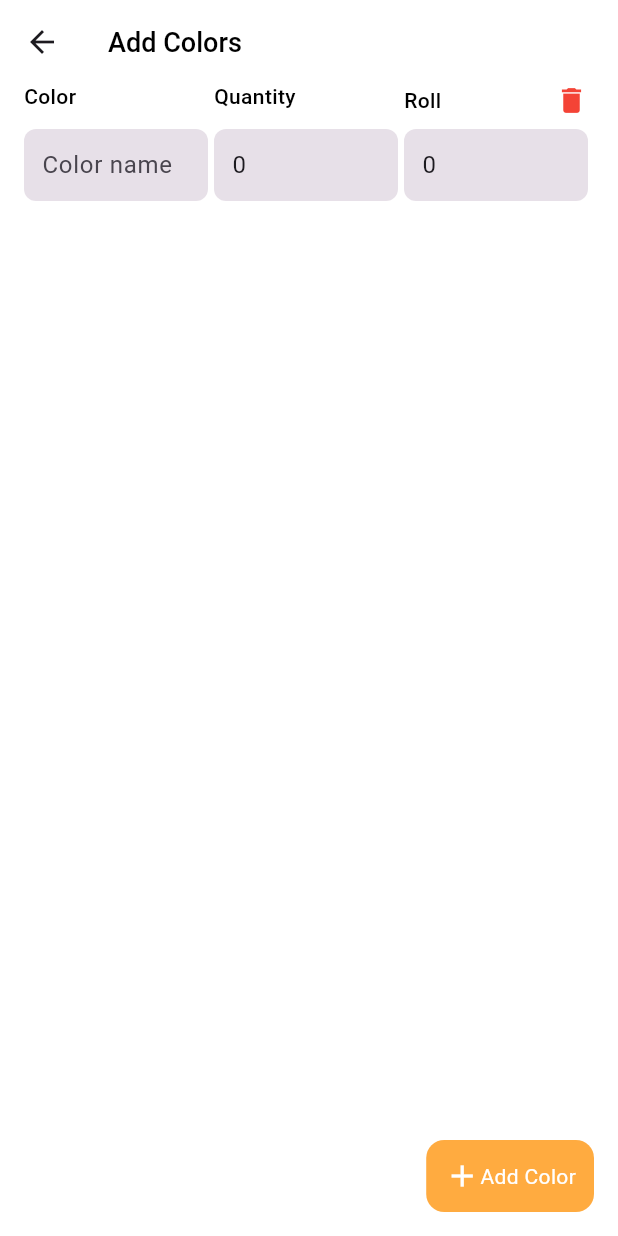
After one commit to KushalPangeni/inventory, a Flutter app: the AddColorsListWidget screen opened directly, after a tap on "Add Color", on a phone screen of 412 x 824 dp. The commit adds this screen. Run offline on Flutter 3.47's test engine with Material 3 defaults, Android fonts, the phone set to English and light mode, and no system bars; our stand-ins replace bloc, flutter_bloc, freezed_annotation, image_picker, page_transition.

Commit message:
feature: add_item_cubit added, color screen added, color of floating icon changed

```diff
--- /dev/null
+++ b/lib/features/add_items/model/color_model.dart
@@ -0,0 +1,7 @@
+class ColorModel {
+  String colorName = '';
+  int quantity = 0;
+  int roll = 0;
+
+  ColorModel({this.colorName = '',this.roll=0,this.quantity = 0});
+}
--- a/lib/features/add_items/view/add_item_screen.dart
+++ b/lib/features/add_items/view/add_item_screen.dart
@@ -1,9 +1,11 @@
 import 'dart:developer';
 import 'dart:io';
 
+import 'package:flutter/cupertino.dart';
 import 'package:flutter/material.dart';
 import 'package:flutter/services.dart';
 import 'package:image_picker/image_picker.dart';
+import 'package:inventory/features/add_items/widgets/add_colors_list_widget.dart';
 import 'package:inventory/features/add_items/widgets/image_upload_button.dart';
 import 'package:inventory/global/widgets/app_button.dart';
 import 'package:inventory/global/widgets/app_text.dart';
@@ -21,6 +23,7 @@ class _AddItemScreenState extends State<AddItemScreen> {
   updateListOfImages(List<File> pickedImages) {
     listOfImages.value = [...listOfImages.value, ...pickedImages];
   }
+
   removeListOfImages(int index) {
     listOfImages.value.removeAt(index);
   }
@@ -28,10 +31,11 @@ class _AddItemScreenState extends State<AddItemScreen> {
   @override
   Widget build(BuildContext context) {
     return Scaffold(
+      backgroundColor: Colors.white,
       appBar: AppBar(
           scrolledUnderElevation: 0.0,
-          surfaceTintColor: Colors.white,
           elevation: 0.0,
+          backgroundColor: Colors.white,
           title: AppText(
             'Add Items',
             style: const TextStyle().defaultTextStyle(fontSize: 18),
@@ -94,6 +98,14 @@ class _AddItemScreenState extends State<AddItemScreen> {
               const AppText('Shortage (%)'),
               customTextField(
                   hintText: 'Shortage', inputType: TextInputType.number),
+              TextButton(
+                  onPressed: () {
+                    Navigator.push(
+                        context,
+                        CupertinoPageRoute(
+                            builder: (context) => const AddColorsListWidget()));
+                  },
+                  child: const Text('Add Colors'))
             ],
           ),
         ),
@@ -183,7 +195,7 @@ Widget customTextField(
         hintText: hintText,
         filled: true,
         contentPadding:
-            const EdgeInsets.symmetric(horizontal: 8, vertical: 16.0),
+            const EdgeInsets.symmetric(horizontal: 8, vertical: 8.0),
         border: const OutlineInputBorder(
           borderSide: BorderSide.none,
           borderRadius: BorderRadius.all(Radius.circular(16)),
--- /dev/null
+++ b/lib/features/add_items/widgets/add_colors_list_widget.dart
@@ -0,0 +1,374 @@
+import 'package:flutter/material.dart';
+import 'package:flutter/services.dart';
+import 'package:inventory/features/add_items/model/color_model.dart';
+import 'package:inventory/features/add_items/view/add_item_screen.dart';
+import 'package:inventory/features/cubits/add_item_cubit.dart';
+import 'package:inventory/global/widgets/app_text.dart';
+import 'package:flutter_bloc/flutter_bloc.dart';
+
+class AddColorsListWidget extends StatefulWidget {
+  const AddColorsListWidget({super.key});
+
+  @override
+  State<AddColorsListWidget> createState() => _AddColorsListWidgetState();
+}
+
+class _AddColorsListWidgetState extends State<AddColorsListWidget> {
+  @override
+  Widget build(BuildContext context) {
+    return Scaffold(
+      backgroundColor: Colors.white,
+      appBar: AppBar(
+          scrolledUnderElevation: 0.0,
+          backgroundColor: Colors.white,
+          elevation: 0.0,
+          title: AppText('Add Colors', style: const TextStyle().defaultTextStyle(fontSize: 18))),
+      body: Padding(
+        padding: const EdgeInsets.symmetric(horizontal: 16),
+        child: BlocBuilder<AddItemCubit, AddItemState>(
+          builder: (context, state) {
+            return state.colorList.isEmpty
+                ? const Center(
+                    child: AppText('Use Add Color Button To Add More Colors',
+                        maxLines: 4, textAlign: TextAlign.center, style: TextStyle(fontSize: 16)))
+                : ListView.builder(
+                    physics: const AlwaysScrollableScrollPhysics(parent: BouncingScrollPhysics()),
+                    itemCount: state.colorList.length + 1,
+                    itemBuilder: (context, index) {
+                      if (index < state.colorList.length) {
+                        return colorWidget(context, index, state.colorList[index]);
+                      } else {
+                        return const SizedBox(height: 60);
+                      }
+                    });
+          },
+        ),
+      ),
+      floatingActionButton: GestureDetector(
+          onTap: () {
+            BlocProvider.of<AddItemCubit>(context).addColorInColorList();
+          },
+          child: Container(
+              decoration: BoxDecoration(
+                color: Colors.orangeAccent,
+                borderRadius: BorderRadius.circular(12),
+              ),
+              child: const Padding(
+                padding: EdgeInsets.all(12.0),
+                child: Row(
+                  mainAxisSize: MainAxisSize.min,
+                  children: [
+                    Icon(
+                      Icons.add,
+                      color: Colors.white,
+                    ),
+                    Text(
+                      'Add Color',
+                      style: TextStyle(color: Colors.white),
+                    ),
+                  ],
+                ),
+              ))),
+    );
+  }
+}
+
+Widget colorWidget(BuildContext context, int index, ColorModel colorModel) {
+  TextEditingController colorController = TextEditingController(text: colorModel.colorName);
+  TextEditingController quantityController =
+      TextEditingController(text: colorModel.quantity.toString());
+  TextEditingController rollController = TextEditingController(text: colorModel.roll.toString());
+
+  return Table(
+    children: [
+      TableRow(
+        children: [
+          const AppText('Color'),
+          const AppText('Quantity'),
+          Row(
+            mainAxisAlignment: MainAxisAlignment.spaceBetween,
+            children: [
+              const AppText('Roll'),
+              InkWell(
+                  onTap: () {
+                    BlocProvider.of<AddItemCubit>(context).deleteColorInColorList(index);
+                  },
+                  child: const Padding(
+                    padding: EdgeInsets.symmetric(horizontal: 4),
+                    child: Icon(Icons.delete, color: Colors.red, size: 22),
+                  ))
+            ],
+          ),
+        ],
+      ),
+      TableRow(
+        children: [
+          customTextField(
+              colorModel: colorModel,
+              controller: colorController,
+              hintText: 'Color name',
+              onTyped: (s) {
+                BlocProvider.of<AddItemCubit>(context)
+                    .editColorItem(index, s, colorModel.quantity, colorModel.roll);
+              }),
+          customTextField(
+              inputType: TextInputType.number,
+              colorModel: colorModel,
+              controller: quantityController,
+              hintText: '0',
+              onTyped: (s) {
+                BlocProvider.of<AddItemCubit>(context)
+                    .editColorItem(index, colorModel.colorName, int.parse(s), colorModel.roll);
+              }),
+          customTextField(
+              inputType: TextInputType.number,
+              colorModel: colorModel,
+              controller: rollController,
+              hintText: '0',
+              onTyped: (s) {
+                BlocProvider.of<AddItemCubit>(context)
+                    .editColorItem(index, colorModel.colorName, colorModel.quantity, int.parse(s));
+              }),
+        ],
+      ),
+    ],
+  );
+}
+
+Widget customTextField(
+    {String hintText = '',
+    TextInputType inputType = TextInputType.text,
+    required ColorModel colorModel,
+    required TextEditingController controller,
+    required Function(String) onTyped}) {
+  return Padding(
+    padding: const EdgeInsets.only(top: 8, bottom: 8, right: 4),
+    child: TextFormField(
+      minLines: 1,
+      maxLines: 2,
+      controller: controller,
+      inputFormatters: inputType == TextInputType.number
+          ? [
+              FilteringTextInputFormatter.singleLineFormatter, // Only allows digits
+              SingleDecimalInputFormatter(), // Custom formatter for decimal
+            ]
+          : [],
+      decoration: InputDecoration(
+        hintText: hintText,
+        filled: true,
+        contentPadding: const EdgeInsets.symmetric(horizontal: 8, vertical: 2.0),
+        border: const OutlineInputBorder(
+          borderSide: BorderSide.none,
+          borderRadius: BorderRadius.all(Radius.circular(8)),
+        ),
+      ),
+      onChanged: (s) {
+        onTyped(s);
+      },
+      keyboardType: inputType,
+      onSaved: (phone) {
+        // Save it
+      },
+    ),
+  );
+}
+/*import 'package:flutter/material.dart';
+import 'package:flutter/services.dart';
+import 'package:inventory/features/add_items/model/color_model.dart';
+import 'package:inventory/features/add_items/view/add_item_screen.dart';
+import 'package:inventory/features/cubits/add_item_cubit.dart';
+import 'package:inventory/global/widgets/app_text.dart';
+import 'package:flutter_bloc/flutter_bloc.dart';
+
+class AddColorsListWidget extends StatefulWidget {
+  const AddColorsListWidget({super.key});
+
+  @override
+  State<AddColorsListWidget> createState() => _AddColorsListWidgetState();
+}
+
+class _AddColorsListWidgetState extends State<AddColorsListWidget> {
+  @override
+  Widget build(BuildContext context) {
+    return Scaffold(
+      backgroundColor: Colors.white,
+      appBar: AppBar(
+          scrolledUnderElevation: 0.0,
+          backgroundColor: Colors.white,
+          elevation: 0.0,
+          title: AppText('Add Colors', style: const TextStyle().defaultTextStyle(fontSize: 18))),
+      body: Padding(
+        padding: const EdgeInsets.symmetric(horizontal: 16),
+        child: BlocBuilder<AddItemCubit, AddItemState>(
+          builder: (context, state) {
+            return ListView.builder(
+                physics: const AlwaysScrollableScrollPhysics(parent: BouncingScrollPhysics()),
+                itemCount: state.colorList.length + 1,
+                itemBuilder: (context, index) {
+                  if (index < state.colorList.length) {
+                    return colorWidget(context, index, state.colorList[index]);
+                  } else {
+                    return Align(
+                      alignment: Alignment.centerRight,
+                      child: GestureDetector(
+                          onTap: () {
+                            BlocProvider.of<AddItemCubit>(context).addColorInColorList();
+                          },
+                          child: Container(
+                              decoration: BoxDecoration(
+                                color: Colors.orangeAccent,
+                                borderRadius: BorderRadius.circular(16),
+                              ),
+                              child: const Padding(
+                                padding: EdgeInsets.all(12.0),
+                                child: Row(
+                                  mainAxisSize: MainAxisSize.min,
+                                  children: [
+                                    Icon(
+                                      Icons.add,
+                                      color: Colors.white,
+                                    ),
+                                    Text(
+                                      'Add Colors',
+                                      style: TextStyle(color: Colors.white),
+                                    ),
+                                  ],
+                                ),
+                              ))),
+                    );
+                  }
+                });
+          },
+        ),
+      ),
+/*
+      floatingActionButton: GestureDetector(
+          onTap: () {
+            BlocProvider.of<AddItemCubit>(context).addColorInColorList();
+          },
+          child: Container(
+              decoration: BoxDecoration(
+                color: Colors.orangeAccent,
+                borderRadius: BorderRadius.circular(12),
+              ),
+              child: const Padding(
+                padding: EdgeInsets.all(12.0),
+                child: Row(
+                  mainAxisSize: MainAxisSize.min,
+                  children: [
+                    Icon(
+                      Icons.add,
+                      color: Colors.white,
+                    ),
+                    Text(
+                      'Add Colors',
+                      style: TextStyle(color: Colors.white),
+                    ),
+                  ],
+                ),
+              ))),
+*/
+    );
+  }
+}
+
+Widget colorWidget(BuildContext context, int index, ColorModel colorModel) {
+  TextEditingController colorController = TextEditingController(text: colorModel.colorName);
+  TextEditingController quantityController =
+      TextEditingController(text: colorModel.quantity.toString());
+  TextEditingController rollController = TextEditingController(text: colorModel.roll.toString());
+
+  return Table(
+    children: [
+      TableRow(
+        children: [
+          const AppText('Color'),
+          const AppText('Quantity'),
+          Row(
+            mainAxisAlignment: MainAxisAlignment.spaceBetween,
+            children: [
+              const AppText('Roll'),
+              InkWell(
+                  onTap: () {
+                    BlocProvider.of<AddItemCubit>(context).deleteColorInColorList(index);
+                  },
+                  child: const Padding(
+                    padding: EdgeInsets.symmetric(horizontal: 4),
+                    child: Icon(Icons.delete, color: Colors.red, size: 22),
+                  ))
+            ],
+          ),
+        ],
+      ),
+      TableRow(
+        children: [
+          customTextField(
+              colorModel: colorModel,
+              controller: colorController,
+              hintText: 'Color name',
+              onTyped: (s) {
+                BlocProvider.of<AddItemCubit>(context)
+                    .editColorItem(index, s, colorModel.quantity, colorModel.roll);
+              }),
+          customTextField(
+              inputType: TextInputType.number,
+              colorModel: colorModel,
+              controller: quantityController,
+              hintText: '0',
+              onTyped: (s) {
+                BlocProvider.of<AddItemCubit>(context)
+                    .editColorItem(index, colorModel.colorName, int.parse(s), colorModel.roll);
+              }),
+          customTextField(
+              inputType: TextInputType.number,
+              colorModel: colorModel,
+              controller: rollController,
+              hintText: '0',
+              onTyped: (s) {
+                BlocProvider.of<AddItemCubit>(context)
+                    .editColorItem(index, colorModel.colorName, colorModel.quantity, int.parse(s));
+              }),
+        ],
+      ),
+    ],
+  );
+}
+
+Widget customTextField(
+    {String hintText = '',
+    TextInputType inputType = TextInputType.text,
+    required ColorModel colorModel,
+    required TextEditingController controller,
+    required Function(String) onTyped}) {
+  return Padding(
+    padding: const EdgeInsets.only(top: 8, bottom: 8, right: 4),
+    child: TextFormField(
+      minLines: 1,
+      maxLines: 2,
+      controller: controller,
+      inputFormatters: inputType == TextInputType.number
+          ? [
+              FilteringTextInputFormatter.singleLineFormatter, // Only allows digits
+              SingleDecimalInputFormatter(), // Custom formatter for decimal
+            ]
+          : [],
+      decoration: InputDecoration(
+        hintText: hintText,
+        filled: true,
+        contentPadding: const EdgeInsets.symmetric(horizontal: 8, vertical: 2.0),
+        border: const OutlineInputBorder(
+          borderSide: BorderSide.none,
+          borderRadius: BorderRadius.all(Radius.circular(8)),
+        ),
+      ),
+      onChanged: (s) {
+        onTyped(s);
+      },
+      keyboardType: inputType,
+      onSaved: (phone) {
+        // Save it
+      },
+    ),
+  );
+}
+*/
--- /dev/null
+++ b/lib/features/cubits/add_item_cubit.dart
@@ -0,0 +1,31 @@
+import 'package:bloc/bloc.dart';
+import 'package:freezed_annotation/freezed_annotation.dart';
+import 'package:inventory/features/add_items/model/color_model.dart';
+
+part 'add_item_state.dart';
+
+part 'add_item_cubit.freezed.dart';
+
+class AddItemCubit extends Cubit<AddItemState> {
+  AddItemCubit() : super(const AddItemState());
+
+  addColorInColorList() {
+    List<ColorModel> listOfColorModel = List.from(state.colorList);
+    listOfColorModel.add(ColorModel(colorName: '', quantity: 0, roll: 0));
+    emit(state.copyWith(colorList: listOfColorModel));
+  }
+
+  deleteColorInColorList(int index) {
+    List<ColorModel> listOfColorModel = List.from(state.colorList);
+    listOfColorModel.removeAt(index);
+    emit(state.copyWith(colorList: listOfColorModel));
+  }
+
+  editColorItem(int index, String colorName, int quantity, int roll) {
+    List<ColorModel> listOfColorModel = List.from(state.colorList);
+    listOfColorModel[index].colorName = colorName;
+    listOfColorModel[index].quantity = quantity;
+    listOfColorModel[index].roll = roll;
+    emit(state.copyWith(colorList: listOfColorModel));
+  }
+}
--- /dev/null
+++ b/lib/features/cubits/add_item_state.dart
@@ -0,0 +1,9 @@
+part of 'add_item_cubit.dart';
+
+@freezed
+class AddItemState with _$AddItemState {
+  const factory AddItemState({
+    @Default('') String title,
+    @Default([]) List<ColorModel> colorList,
+})=_AddItemState;
+}
--- a/lib/folders_list_screen.dart
+++ b/lib/folders_list_screen.dart
@@ -15,7 +15,11 @@ class _FoldersListScreenState extends State<FoldersListScreen> {
   @override
   Widget build(BuildContext context) {
     return Scaffold(
-      appBar: AppBar(title: FolderSummaryTopBar()),
+      backgroundColor: Colors.white,
+      appBar: AppBar(
+        scrolledUnderElevation: 0.0,
+          backgroundColor: Colors.white,
+          title: FolderSummaryTopBar()),
       body: const Padding(
         padding: EdgeInsets.all(8.0),
         child: Column(
@@ -33,7 +37,7 @@ class _FoldersListScreenState extends State<FoldersListScreen> {
         child: Container(
           height: 50,
           width: 50,
-          decoration: BoxDecoration(color: Colors.red, borderRadius: BorderRadius.circular(16)),
+          decoration: BoxDecoration(color: Colors.orangeAccent, borderRadius: BorderRadius.circular(16)),
           child: const Icon(Icons.add, size: 36, color: Colors.white),
         ),
       ),
```
Also changed, not shown: lib/main.dart (+8 -2 lines), pubspec.yaml (+7 -1 lines), lib/features/cubits/add_item_cubit.freezed.dart (added), pubspec.lock.
